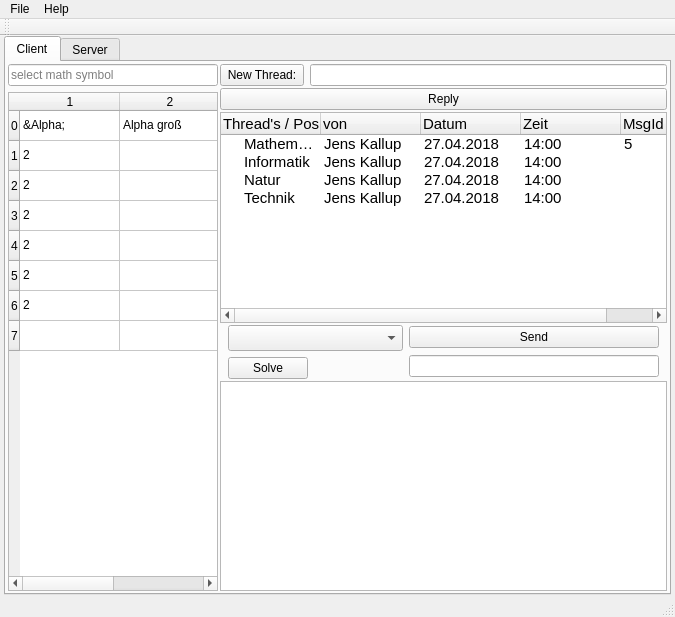
First picture: the form in mainwindow.ui, repository paule32/mathnews, before the edit.
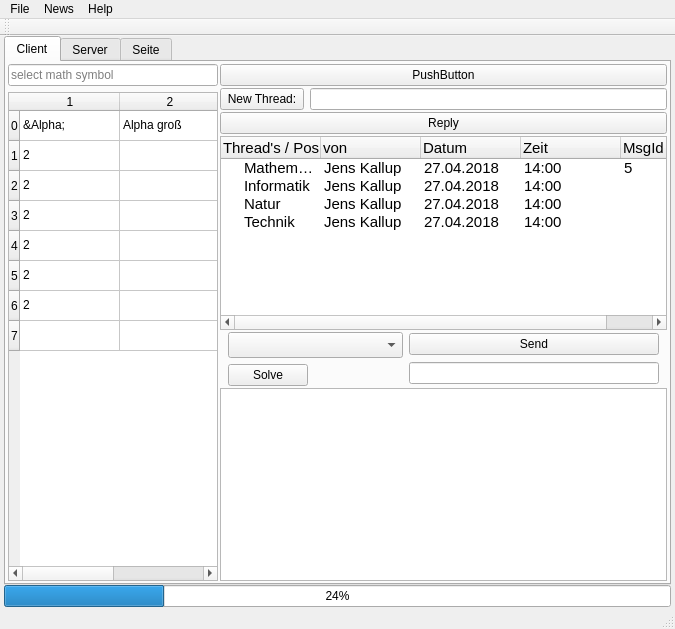
Second picture: the form after the edit. Custom widgets are drawn as their Qt base class.

The edit to the form file:
```diff
--- a/mainwindow.ui
+++ b/mainwindow.ui
@@ -7,7 +7,7 @@
     <x>0</x>
     <y>0</y>
     <width>675</width>
-    <height>617</height>
+    <height>629</height>
    </rect>
   </property>
   <property name="windowTitle">
@@ -240,6 +240,13 @@
                <property name="spacing">
                 <number>2</number>
                </property>
+               <item>
+                <widget class="QPushButton" name="pushButton_2">
+                 <property name="text">
+                  <string>PushButton</string>
+                 </property>
+                </widget>
+               </item>
                <item>
                 <layout class="QHBoxLayout" name="horizontalLayout_10">
                  <item>
@@ -1028,6 +1035,26 @@
         </item>
        </layout>
       </widget>
+      <widget class="QWidget" name="tab">
+       <attribute name="title">
+        <string>Seite</string>
+       </attribute>
+       <layout class="QVBoxLayout" name="verticalLayout_16">
+        <item>
+         <widget class="QWidget" name="pageWidget" native="true"/>
+        </item>
+       </layout>
+      </widget>
+     </widget>
+    </item>
+    <item>
+     <widget class="QProgressBar" name="progressBar">
+      <property name="enabled">
+       <bool>true</bool>
+      </property>
+      <property name="value">
+       <number>24</number>
+      </property>
      </widget>
     </item>
    </layout>
@@ -1053,7 +1080,14 @@
     </property>
     <addaction name="actionAbout"/>
    </widget>
+   <widget class="QMenu" name="menuNews">
+    <property name="title">
+     <string>News</string>
+    </property>
+    <addaction name="actioncatch"/>
+   </widget>
    <addaction name="menuFile"/>
+   <addaction name="menuNews"/>
    <addaction name="menuHelp"/>
   </widget>
   <widget class="QToolBar" name="mainToolBar">
@@ -1088,6 +1122,11 @@
    <extends>QPlainTextEdit</extends>
    <header>symbolinputbox.h</header>
   </customwidget>
+  <customwidget>
+   <class>MathGetPosts</class>
+   <extends>QTreeWidget</extends>
+   <header>mathgetposts.h</header>
+  </customwidget>
  </customwidgets>
  <resources/>
  <connections/>
```
Left out of the diff: 10 changed lines with no effect on the pictures.
